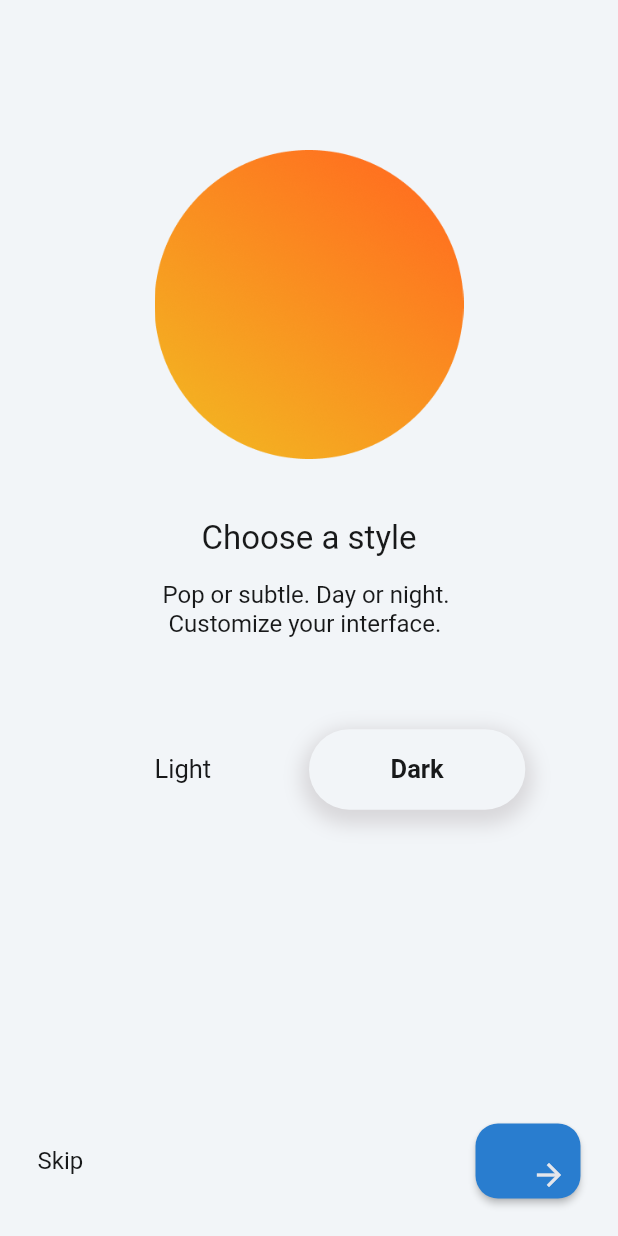
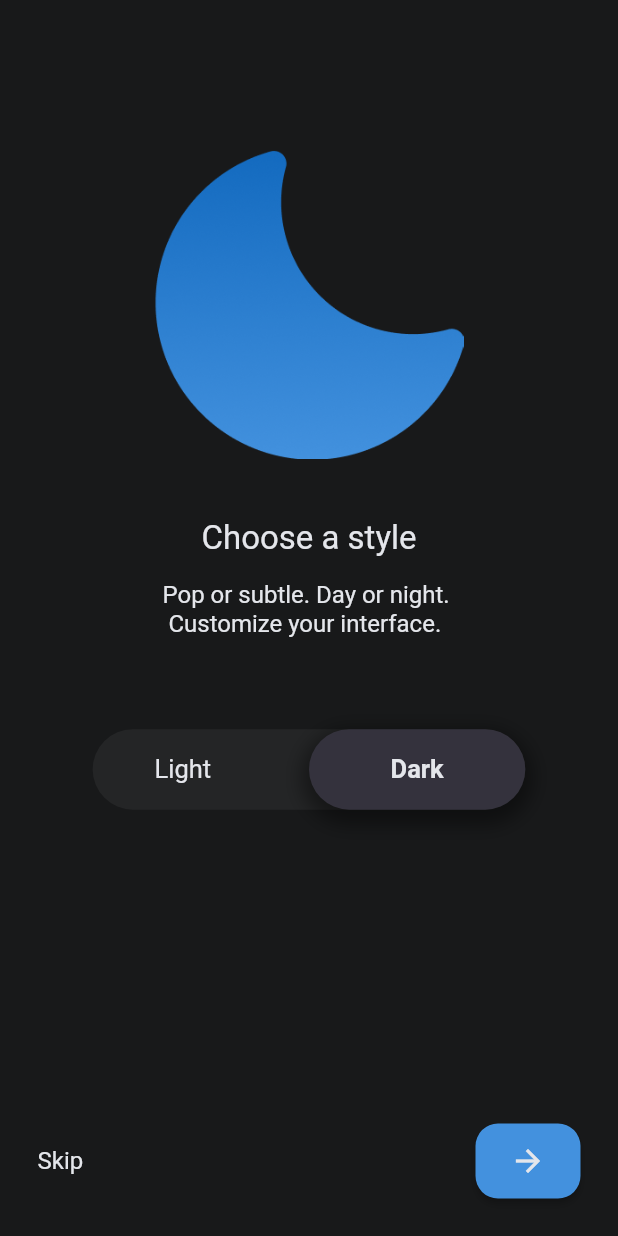
Before and after one commit to TSEC-MAD-Club/Mobile-App, a Flutter app: the screen it shows after launch, after a tap on "Light", on a phone screen of 412 x 824 dp. Run offline on Flutter 3.47's test engine with Material 2 defaults, Android fonts, the phone set to English and light mode, and no system bars; our stand-ins replace cached_network_image, flutter_riverpod, shared_preferences; Roboto replaces fonts that are missing (SF Pro Text).

Commit message:
feat: complete theme screen

```diff
--- a/lib/screens/theme_screen/theme_screen.dart
+++ b/lib/screens/theme_screen/theme_screen.dart
@@ -1,4 +1,6 @@
 import 'package:flutter/material.dart';
+import 'package:flutter_riverpod/flutter_riverpod.dart';
+import 'package:tsec_app/provider/theme_provider.dart';
 
 import 'widgets/custom_toggle_button.dart';
 import 'widgets/skip_and_next_row.dart';
@@ -23,7 +25,6 @@ class Body extends StatefulWidget {
 }
 
 class _BodyState extends State<Body> {
-  bool isDarkMode = false;
   @override
   Widget build(BuildContext context) {
     Size size = MediaQuery.of(context).size;
@@ -34,11 +35,14 @@ class _BodyState extends State<Body> {
       child: Column(
         children: <Widget>[
           const SizedBox(height: 100),
-          Image.asset(
-            ImageAssets.sun,
-            height: 0.25 * size.height,
-            width: 0.54 * size.width,
-          ),
+          Consumer(builder: (context, watch, child) {
+            final themeMode = watch(themeProvider);
+            return Image.asset(
+              themeMode==ThemeMode.dark ? ImageAssets.moon : ImageAssets.sun,
+              height: 0.25 * size.height,
+              width: 0.54 * size.width,
+            );
+          }),
           const SizedBox(height: 40),
           Text(
             "Choose a style",
@@ -53,8 +57,7 @@ class _BodyState extends State<Body> {
           CustomToggleButton(
             values: const ['Light', 'Dark'],
             onToggleCallback: (index) {
-              isDarkMode = !isDarkMode;
-              setState(() {});
+              context.read(themeProvider.notifier).switchTheme();
             },
           ),
           const Spacer(),
--- a/lib/screens/theme_screen/widgets/custom_toggle_button.dart
+++ b/lib/screens/theme_screen/widgets/custom_toggle_button.dart
@@ -1,4 +1,6 @@
 import 'package:flutter/material.dart';
+import 'package:flutter_riverpod/src/provider.dart';
+import 'package:tsec_app/provider/theme_provider.dart';
 
 class CustomToggleButton extends StatefulWidget {
   final List<String> values;
@@ -12,7 +14,7 @@ class CustomToggleButton extends StatefulWidget {
     Key? key,
     required this.values,
     required this.onToggleCallback,
-    this.backgroundColor = const Color(0xFFe7e7e8),
+    this.backgroundColor = const Color(0xFFD8D5D5),
     this.buttonColor = const Color(0xFFFFFFFF),
     this.textColor = const Color(0xFF000000),
     this.shadows = const [
@@ -54,7 +56,7 @@ class _CustomToggleButtonState extends State<CustomToggleButton> {
               width: width * 0.7,
               height: width * 0.13,
               decoration: ShapeDecoration(
-                color: Theme.of(context).primaryColor,
+                color: initialPosition ? widget.backgroundColor : const Color(0xFF242526),
                 shape: RoundedRectangleBorder(
                   borderRadius: BorderRadius.circular(width * 0.1),
                 ),
@@ -84,7 +86,14 @@ class _CustomToggleButtonState extends State<CustomToggleButton> {
               height: width * 0.13,
               decoration: ShapeDecoration(
                 color: Theme.of(context).primaryColorLight,
-                shadows: widget.shadows,
+                shadows: initialPosition ? widget.shadows : const [
+                  BoxShadow(
+                    color: Color(0x66000000),
+                    spreadRadius: 5,
+                    blurRadius: 10,
+                    offset: Offset(0, 5),
+                  ),
+                ],
                 shape: RoundedRectangleBorder(
                   borderRadius: BorderRadius.circular(width * 0.1),
                 ),
--- a/lib/screens/theme_screen/widgets/skip_and_next_row.dart
+++ b/lib/screens/theme_screen/widgets/skip_and_next_row.dart
@@ -1,10 +1,7 @@
 import 'package:flutter/material.dart';
-import 'package:tsec_app/utils/themes.dart';
 
 class SkipAndNextRow extends StatelessWidget {
-  const SkipAndNextRow({
-    Key? key,
-  }) : super(key: key);
+  const SkipAndNextRow({Key? key}) : super(key: key);
 
   @override
   Widget build(BuildContext context) {
@@ -27,16 +24,18 @@ class SkipAndNextRow extends StatelessWidget {
               onPressed: () {},
               child: IconButton(
                 icon: const Icon(Icons.arrow_forward),
-                tooltip: 'Increase volume by 10',
                 onPressed: () {},
               ),
               style: ButtonStyle(
-                  backgroundColor:
-                      MaterialStateProperty.all<Color>(kLightModeLightBlue),
-                  shape: MaterialStateProperty.all<RoundedRectangleBorder>(
-                      RoundedRectangleBorder(
+                shape: MaterialStateProperty.all<RoundedRectangleBorder>(
+                  RoundedRectangleBorder(
                     borderRadius: BorderRadius.circular(15.0),
-                  ))),
+                  ),
+                ),
+                padding: MaterialStateProperty.all(
+                  EdgeInsets.zero
+                ),
+              ),
             ),
           ),
         ],
```
